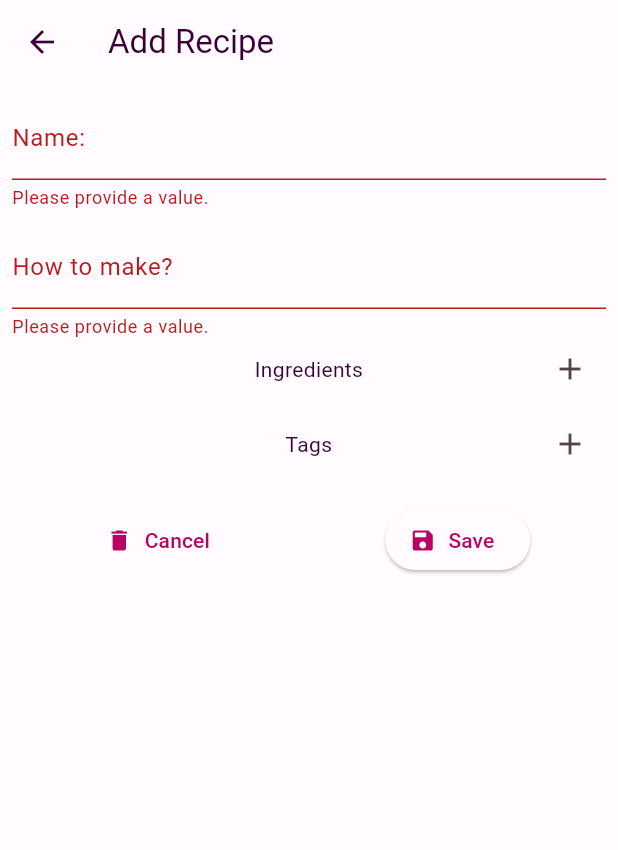
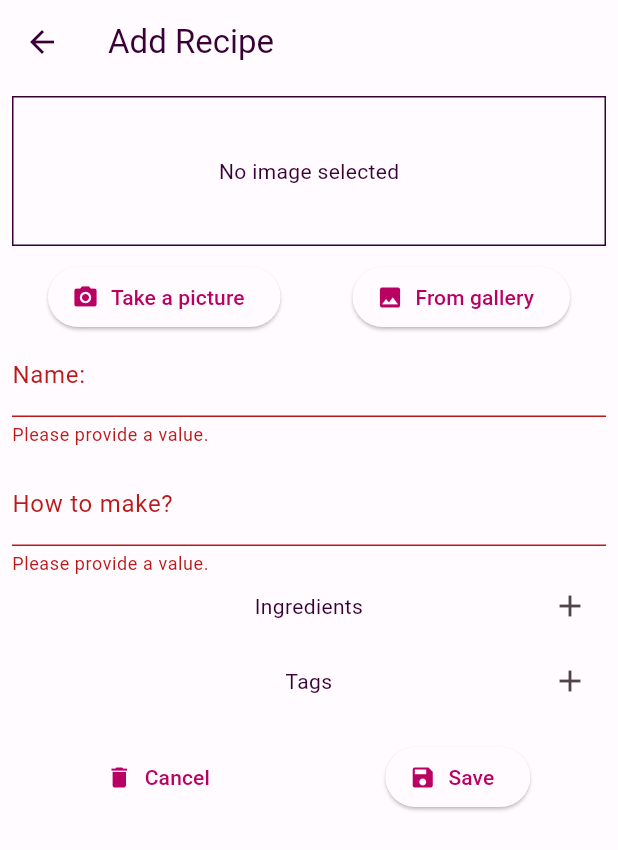
Before and after one commit to PLPOLAND/flutter_cookbook, a Flutter app: the AddEditRecipeScreen screen opened by its route, after a tap on "Save", on a phone screen of 412 x 824 dp. Shown: the top 850 px of the screen. Run offline on Flutter 3.47's test engine with Material 2 defaults, Android fonts, the phone set to English and light mode, and no system bars; drawn by our look-alikes of dynamic_color; our stand-ins replace equatable, image_picker, shared_preferences, sqflite; accounts and stored records are empty.

Commit message:
adding images and better clearing database

```diff
--- a/lib/models/recipe.dart
+++ b/lib/models/recipe.dart
@@ -98,6 +98,7 @@ class Recipe with ChangeNotifier {
       'content': description,
       'ingredients': ingredientsString,
       'tags': tagsString,
+      'imagePath': image?.path
     };
   }
 
--- a/lib/providers/ingredients_provider.dart
+++ b/lib/providers/ingredients_provider.dart
@@ -77,7 +77,7 @@ class IngredientsProvider with ChangeNotifier {
     notifyListeners();
   }
 
-  void clearIngredients() {
+  Future<void> clearIngredients() async {
     for (var ingredient in _ingredients) {
       DBHelper.deleteIngredient(ingredient);
     }
--- a/lib/providers/tags_provider.dart
+++ b/lib/providers/tags_provider.dart
@@ -82,7 +82,7 @@ class TagsProvider with ChangeNotifier {
     return _tags.firstWhere((tag) => tag.id == id);
   }
 
-  void clearTags() {
+  Future<void> clearTags() async {
     for (var tag in _tags) {
       DBHelper.deleteTag(tag);
     }
--- a/lib/screens/add_edit_recipe_screen.dart
+++ b/lib/screens/add_edit_recipe_screen.dart
@@ -1,9 +1,14 @@
+import 'dart:io';
+
 import 'package:dynamic_color/dynamic_color.dart';
 import 'package:flutter/material.dart';
 import 'package:flutter_cookbook/models/ingredient.dart';
 import 'package:flutter_cookbook/models/recipe.dart';
 import 'package:flutter_cookbook/widgets/tags_chooser.dart';
+import 'package:image_picker/image_picker.dart';
 import 'package:provider/provider.dart';
+import 'package:path/path.dart' as path;
+import 'package:path_provider/path_provider.dart' as syspaths;
 
 import '../models/tag.dart';
 import '../providers/recipes_provider.dart';
@@ -25,6 +30,7 @@ class _AddEditRecipeScreenState extends State<AddEditRecipeScreen> {
   String description = "";
   List<Tag> tags = [];
   Map<Ingredient, double> ingredients = {};
+  File? img;
 
   void save() async {
     final isValid = _form.currentState!.validate();
@@ -38,6 +44,13 @@ class _AddEditRecipeScreenState extends State<AddEditRecipeScreen> {
         recipe!.description = description;
         recipe!.tags = tags;
         recipe!.ingredients = ingredients;
+
+        if (img != null) {
+          final appDir = await syspaths.getApplicationDocumentsDirectory();
+          final fileName = path.basename(img!.path);
+          final savedImage = await img!.copy('${appDir.path}/$fileName');
+          recipe!.image = savedImage;
+        }
         await Provider.of<RecipesProvider>(context, listen: false)
             .updateRecipe(recipe!);
         if (context.mounted) {
@@ -49,8 +62,14 @@ class _AddEditRecipeScreenState extends State<AddEditRecipeScreen> {
           );
         }
         return;
+      } else {
+        var newRecipe = Recipe(description: description, title: name);
+        if (img != null) {
+          final appDir = await syspaths.getApplicationDocumentsDirectory();
+          final fileName = path.basename(img!.path);
+          final savedImage = await img!.copy('${appDir.path}/$fileName');
+          newRecipe.image = savedImage;
         }
-      var newRecipe = Recipe(description: description, title: name);
         newRecipe.tags = tags;
         newRecipe.ingredients = ingredients;
         await Provider.of<RecipesProvider>(context, listen: false)
@@ -65,6 +84,7 @@ class _AddEditRecipeScreenState extends State<AddEditRecipeScreen> {
         }
       }
     }
+  }
 
   @override
   Widget build(BuildContext context) {
@@ -74,6 +94,7 @@ class _AddEditRecipeScreenState extends State<AddEditRecipeScreen> {
       description = recipe!.description;
       tags = recipe!.tags;
       ingredients = recipe!.ingredients;
+      img = recipe!.image;
     }
 
     return Scaffold(
@@ -89,6 +110,63 @@ class _AddEditRecipeScreenState extends State<AddEditRecipeScreen> {
               padding: const EdgeInsets.all(8.0),
               child: Column(
                 children: [
+                  Column(
+                    mainAxisAlignment: MainAxisAlignment.spaceBetween,
+                    mainAxisSize: MainAxisSize.min,
+                    children: [
+                      Container(
+                        height: img == null ? 100 : 116,
+                        decoration: BoxDecoration(
+                            border: Border.all(
+                                color:
+                                    Theme.of(context).colorScheme.onSurface)),
+                        child: img == null
+                            ? const Padding(
+                                padding: EdgeInsets.all(8.0),
+                                child: Center(
+                                  child: Text("No image selected"),
+                                ),
+                              )
+                            : Image.file(img!),
+                      ),
+                      const SizedBox(height: 10),
+                      Row(
+                        mainAxisAlignment: MainAxisAlignment.spaceEvenly,
+                        children: [
+                          ElevatedButton.icon(
+                            icon: const Icon(Icons.camera_alt),
+                            label: const Text('Take a picture'),
+                            onPressed: () async {
+                              final image = await ImagePicker().pickImage(
+                                  source: ImageSource.camera,
+                                  imageQuality: 50,
+                                  maxWidth: 600);
+                              if (image != null) {
+                                setState(() {
+                                  img = File(image.path);
+                                });
+                              }
+                            },
+                          ),
+                          const SizedBox(height: 10),
+                          ElevatedButton.icon(
+                            icon: const Icon(Icons.image),
+                            label: const Text('From gallery'),
+                            onPressed: () async {
+                              final image = await ImagePicker().pickImage(
+                                  source: ImageSource.gallery,
+                                  imageQuality: 50);
+                              if (image != null) {
+                                setState(() {
+                                  img = File(image.path);
+                                });
+                              }
+                            },
+                          ),
+                        ],
+                      ),
+                    ],
+                  ),
                   TextFormField(
                     initialValue: name,
                     decoration: const InputDecoration(labelText: 'Name:'),
--- a/lib/screens/recipe_detail_screen.dart
+++ b/lib/screens/recipe_detail_screen.dart
@@ -72,8 +72,8 @@ class RecipeDetailScreen extends StatelessWidget {
                       margin: const EdgeInsets.only(bottom: 10),
                       child: ClipRRect(
                         borderRadius: BorderRadius.circular(10),
-                        child: Image.network(
-                          selectedRecipe.image!.path,
+                        child: Image.file(
+                          selectedRecipe.image!,
                           fit: BoxFit.cover,
                         ),
                       ),
```
Also changed, not shown: lib/helpers/db_helper.dart (+7 -1 lines), lib/providers/recipes_provider.dart (+8 -1 lines), lib/screens/settings_screen.dart (+13 -2 lines). Lines whose indentation alone changed are shown as unchanged.
